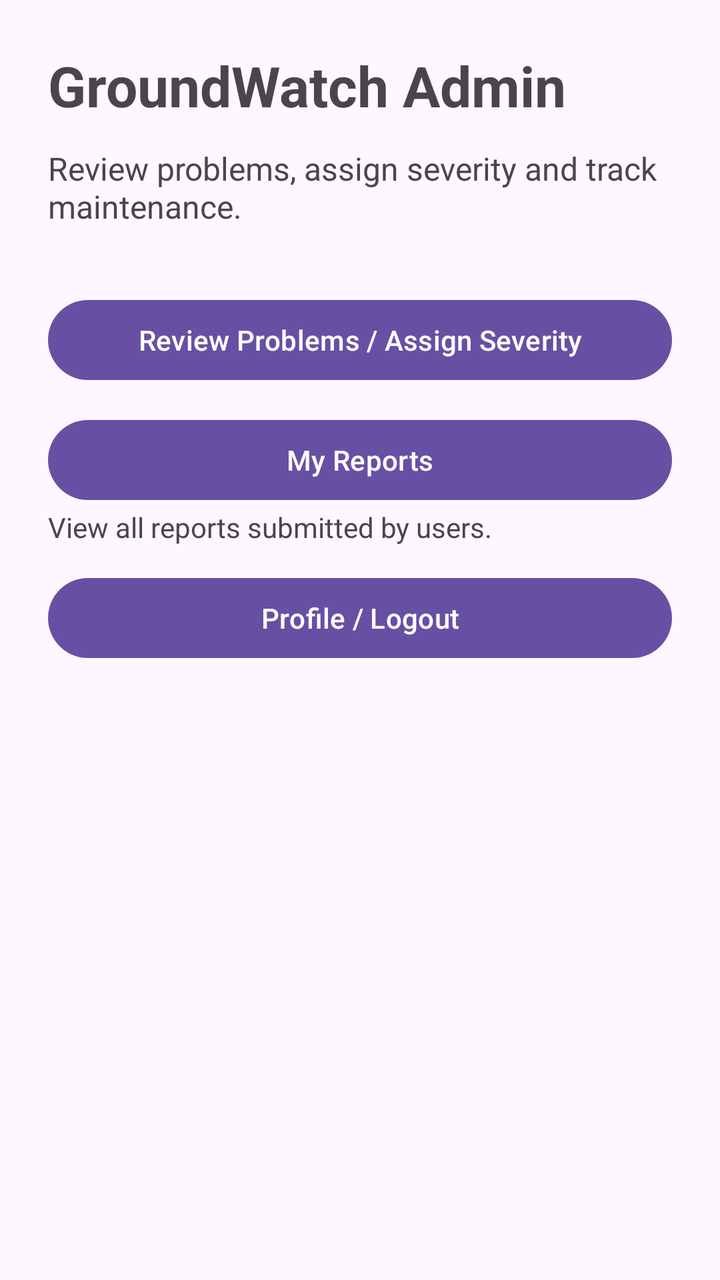
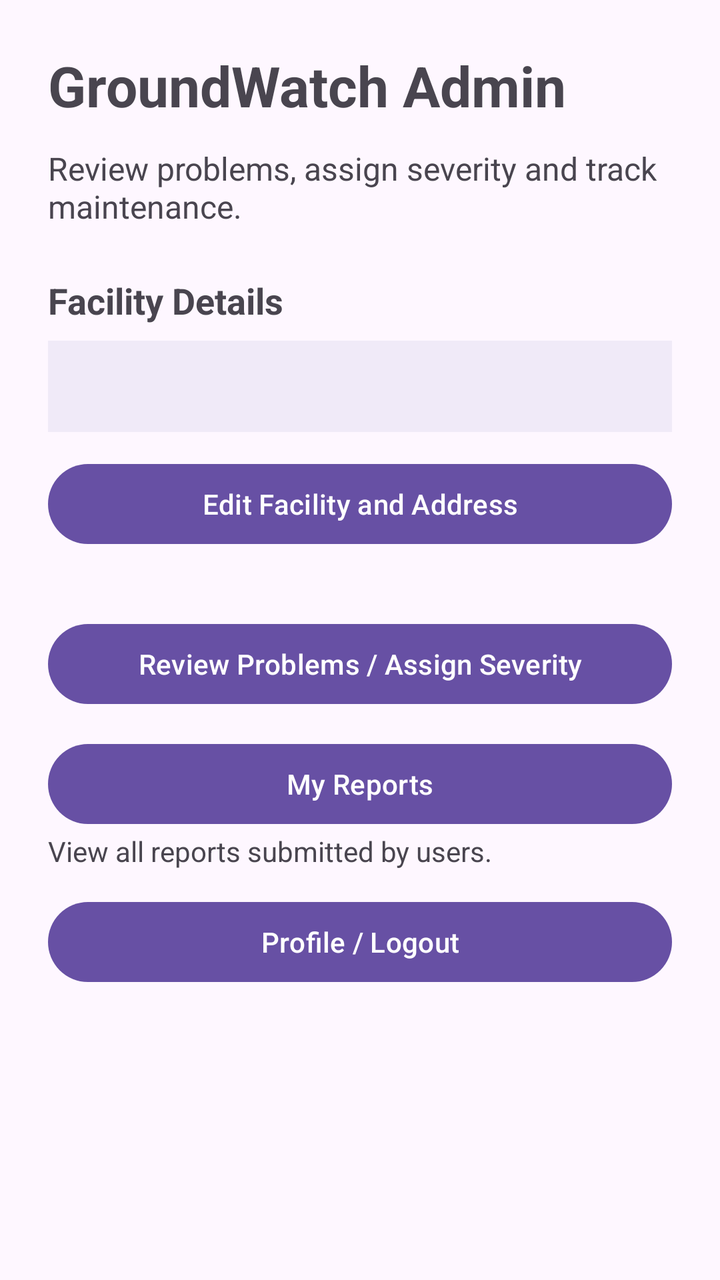

The first picture is an Android layout as it rendered before a commit; the second is the same layout after the commit. The layout source and the unified diff follow.
<!-- AndroidManifest.xml: application theme Theme.GroundWatch -->
<!-- res/layout/activity_admin_home.xml -->
<?xml version="1.0" encoding="utf-8"?>
<ScrollView xmlns:android="http://schemas.android.com/apk/res/android"
    android:layout_width="match_parent"
    android:layout_height="match_parent"
    android:fillViewport="true">

    <LinearLayout
        android:layout_width="match_parent"
        android:layout_height="wrap_content"
        android:orientation="vertical"
        android:padding="24dp">

        <TextView
            android:layout_width="match_parent"
            android:layout_height="wrap_content"
            android:text="GroundWatch Admin"
            android:textSize="28sp"
            android:textStyle="bold" />

        <TextView
            android:layout_width="match_parent"
            android:layout_height="wrap_content"
            android:layout_marginTop="12dp"
            android:text="Review problems, assign severity and track maintenance."
            android:textSize="16sp" />

        <Button
            android:id="@+id/btnReviewProblems"
            android:layout_width="match_parent"
            android:layout_height="wrap_content"
            android:layout_marginTop="32dp"
            android:text="Review Problems / Assign Severity" />

        <Button
            android:id="@+id/btnAdminReports"
            android:layout_width="match_parent"
            android:layout_height="wrap_content"
            android:layout_marginTop="12dp"
            android:text="My Reports" />

        <TextView
            android:layout_width="match_parent"
            android:layout_height="wrap_content"
            android:text="View all reports submitted by users."
            android:textSize="14sp" />

        <Button
            android:id="@+id/btnAdminProfile"
            android:layout_width="match_parent"
            android:layout_height="wrap_content"
            android:layout_marginTop="12dp"
            android:text="Profile / Logout" />

    </LinearLayout>

</ScrollView>
<!-- resources referenced by this layout -->
<resources>
  <style name="Theme.GroundWatch" parent="Base.Theme.GroundWatch" />
  <style name="Base.Theme.GroundWatch" parent="Theme.Material3.DayNight.NoActionBar">
          
          
      </style>
</resources>

<!-- the commit's change to res/layout/activity_admin_home.xml (unified diff, before → after) -->
@@ -23,6 +23,30 @@
             android:layout_marginTop="12dp"
             android:text="Review problems, assign severity and track maintenance."
             android:textSize="16sp" />
+
+        <TextView
+            android:layout_width="match_parent"
+            android:layout_height="wrap_content"
+            android:layout_marginTop="24dp"
+            android:text="Facility Details"
+            android:textSize="18sp"
+            android:textStyle="bold" />
+
+        <TextView
+            android:id="@+id/tvAdminAddress"
+            android:layout_width="match_parent"
+            android:layout_height="wrap_content"
+            android:layout_marginTop="8dp"
+            android:textSize="16sp"
+            android:padding="12dp"
+            android:background="#F0EAF8" />
+
+        <Button
+            android:id="@+id/btnEditAddress"
+            android:layout_width="match_parent"
+            android:layout_height="wrap_content"
+            android:layout_marginTop="12dp"
+            android:text="Edit Facility and Address" />
 
         <Button
             android:id="@+id/btnReviewProblems"
